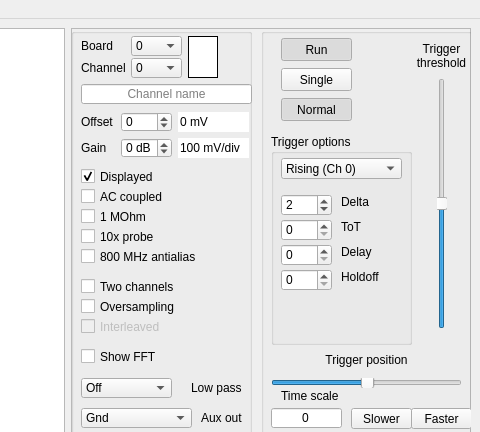
drandyhaas/HaasoscopePro, file software/HaasoscopePro.ui: the form before one commit; both pictures show x 720 to 1200 and y 0 to 432 of the 1200 by 800 pixel window.
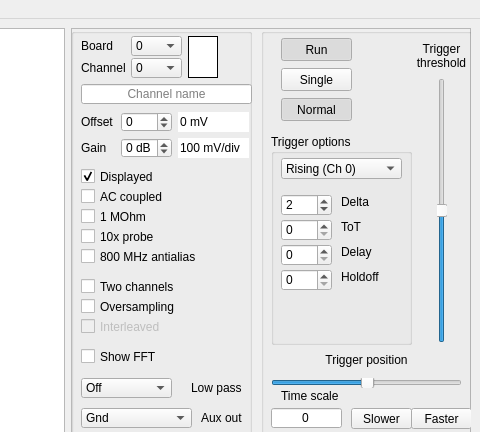
The form after the commit. Custom widgets are drawn as their Qt base class.

Commit message: labels on gui for mac

The edit to the form file:
```diff
--- a/software/HaasoscopePro.ui
+++ b/software/HaasoscopePro.ui
@@ -63,7 +63,7 @@
           <x>176</x>
           <y>50</y>
           <width>10</width>
-          <height>251</height>
+          <height>265</height>
          </rect>
         </property>
         <property name="minimumSize">
@@ -575,9 +575,9 @@
         <property name="geometry">
          <rect>
           <x>40</x>
-          <y>321</y>
+          <y>320</y>
           <width>131</width>
-          <height>21</height>
+          <height>24</height>
          </rect>
         </property>
         <property name="font">
```
